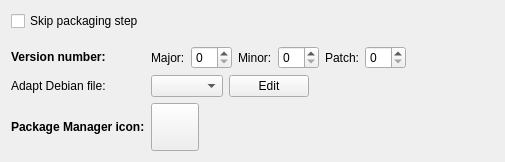
Qt form src/plugins/qt4projectmanager/qt-maemo/maemopackagecreationwidget.ui (qt-creator/qt-creator) before a commit.
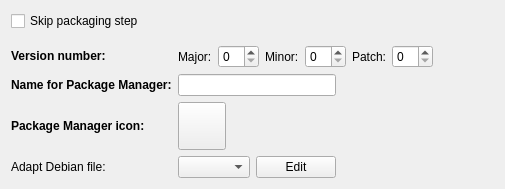
The same form after that commit.

Commit message:
Maemo: Manage project's display name for package manager.
Task-number: QTCREATORBUG-3063

```diff
--- a/src/plugins/qt4projectmanager/qt-maemo/maemopackagecreationwidget.ui
+++ b/src/plugins/qt4projectmanager/qt-maemo/maemopackagecreationwidget.ui
@@ -7,7 +7,7 @@
     <x>0</x>
     <y>0</y>
     <width>505</width>
-    <height>162</height>
+    <height>189</height>
    </rect>
   </property>
   <property name="sizePolicy">
@@ -157,26 +157,19 @@
       </layout>
      </item>
      <item row="1" column="0">
-      <widget class="QLabel" name="editDebianFileLabel">
+      <widget class="QLabel" name="nameLabel">
        <property name="text">
-        <string>&lt;b&gt;Adapt Debian file:&lt;/b&gt;</string>
+        <string>&lt;b&gt;Name for Package Manager:&lt;/b&gt;</string>
        </property>
       </widget>
      </item>
      <item row="1" column="1">
-      <layout class="QHBoxLayout" name="horizontalLayout">
+      <layout class="QHBoxLayout" name="horizontalLayout_4">
        <item>
-        <widget class="QComboBox" name="debianFilesComboBox"/>
+        <widget class="QLineEdit" name="nameLineEdit"/>
        </item>
        <item>
-        <widget class="QPushButton" name="editDebianFileButton">
-         <property name="text">
-          <string>Edit</string>
-         </property>
-        </widget>
-       </item>
-       <item>
-        <spacer name="horizontalSpacer">
+        <spacer name="horizontalSpacer_4">
          <property name="orientation">
           <enum>Qt::Horizontal</enum>
          </property>
@@ -242,6 +235,40 @@
        </item>
       </layout>
      </item>
+     <item row="3" column="0">
+      <widget class="QLabel" name="editDebianFileLabel">
+       <property name="text">
+        <string>&lt;b&gt;Adapt Debian file:&lt;/b&gt;</string>
+       </property>
+      </widget>
+     </item>
+     <item row="3" column="1">
+      <layout class="QHBoxLayout" name="horizontalLayout">
+       <item>
+        <widget class="QComboBox" name="debianFilesComboBox"/>
+       </item>
+       <item>
+        <widget class="QPushButton" name="editDebianFileButton">
+         <property name="text">
+          <string>Edit</string>
+         </property>
+        </widget>
+       </item>
+       <item>
+        <spacer name="horizontalSpacer">
+         <property name="orientation">
+          <enum>Qt::Horizontal</enum>
+         </property>
+         <property name="sizeHint" stdset="0">
+          <size>
+           <width>40</width>
+           <height>20</height>
+          </size>
+         </property>
+        </spacer>
+       </item>
+      </layout>
+     </item>
     </layout>
    </item>
   </layout>
```
The commit also changes 4 other files.
